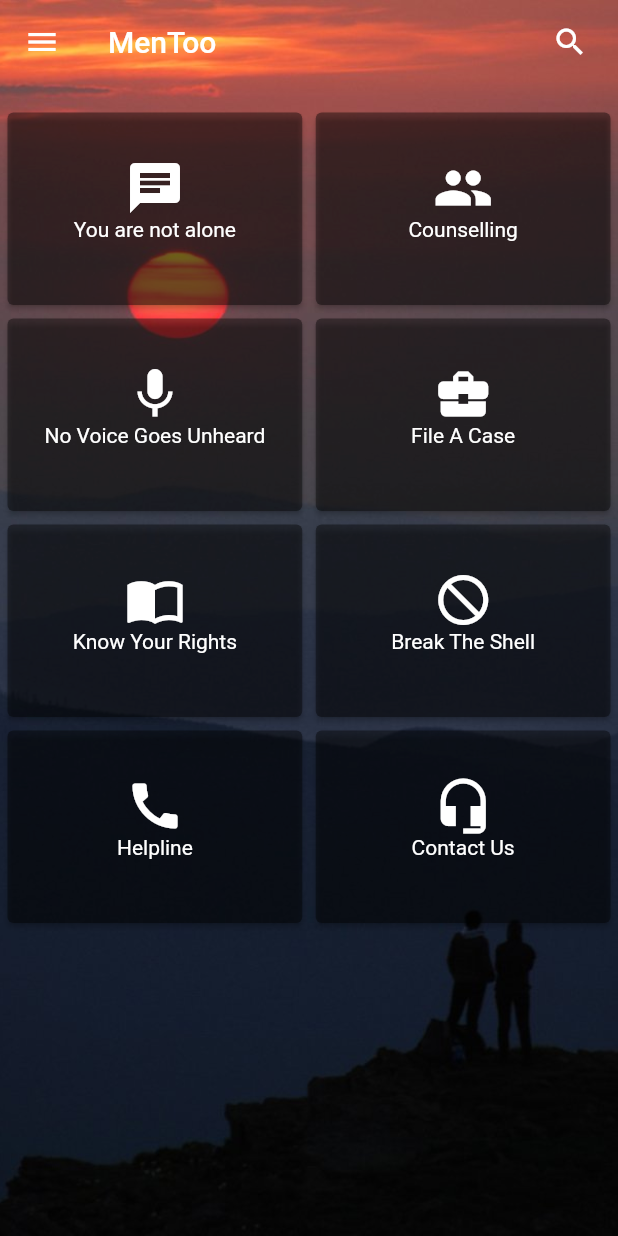
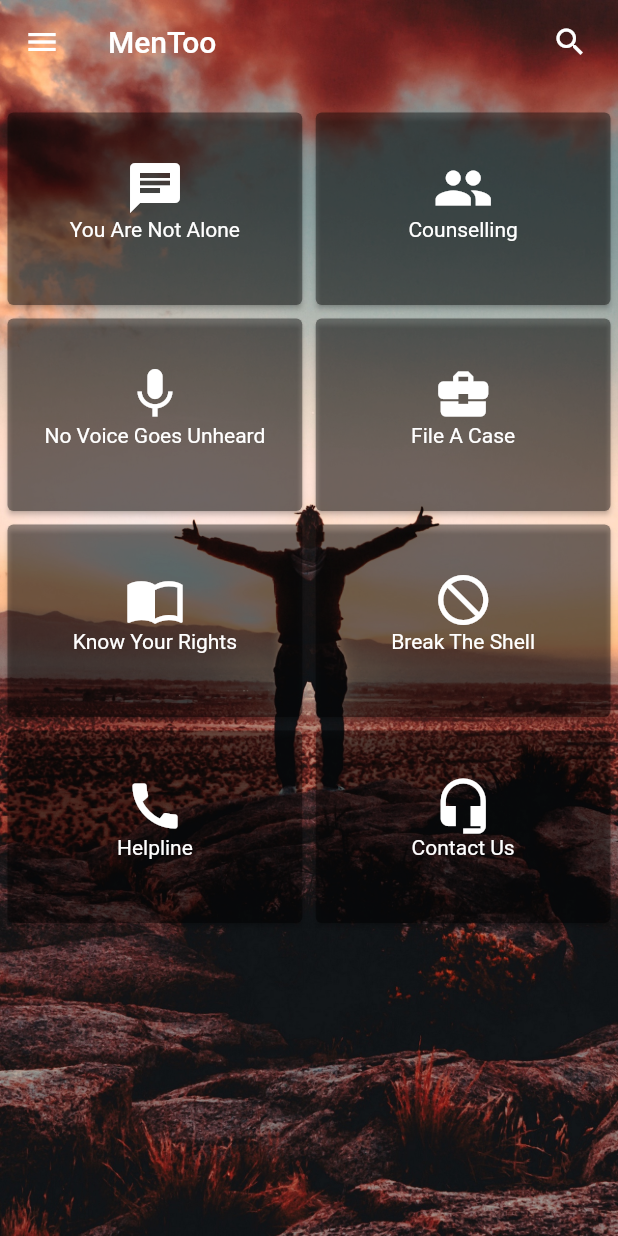
Before and after one commit to Arnab200/MenToo-App, a Flutter app: the screen it shows after launch, on a phone screen of 412 x 824 dp. Run offline on Flutter 3.47's test engine with Material 2 defaults, Android fonts, the phone set to English and light mode, and no system bars.

Commit message:
Changes in app theme

```diff
--- a/lib/main.dart
+++ b/lib/main.dart
@@ -25,7 +25,7 @@ class MyApp extends StatelessWidget {
             Container(
               decoration: new BoxDecoration(
                 image: DecorationImage(
-                  image: new AssetImage("assets/images/sunrise.jpg"),
+                  image: new AssetImage("assets/images/men_too.jpg"),
                   fit: BoxFit.cover
                 )
               ),
--- a/lib/newdashboard.dart
+++ b/lib/newdashboard.dart
@@ -37,7 +37,7 @@ class TheGridView{
              Route notalonePage = MaterialPageRoute(builder: (context) => notAlonePage());
             Navigator.push(context, notalonePage);
           },
-          child: makeGridCell("You are not alone", Icons.chat)),
+          child: makeGridCell("You Are Not Alone", Icons.chat)),
 
 
 
--- a/pubspec.yaml
+++ b/pubspec.yaml
@@ -39,7 +39,7 @@ flutter:
 
   # To add assets to your application, add an assets section, like this:
   assets:
-   - assets/images/sunrise.jpg
+   - assets/images/men_too.jpg
   #  - images/a_dot_ham.jpeg
 
   # An image asset can refer to one or more resolution-specific "variants", see
```
Also changed, not shown: assets/images/men_too.jpg (added), 11 other files.
